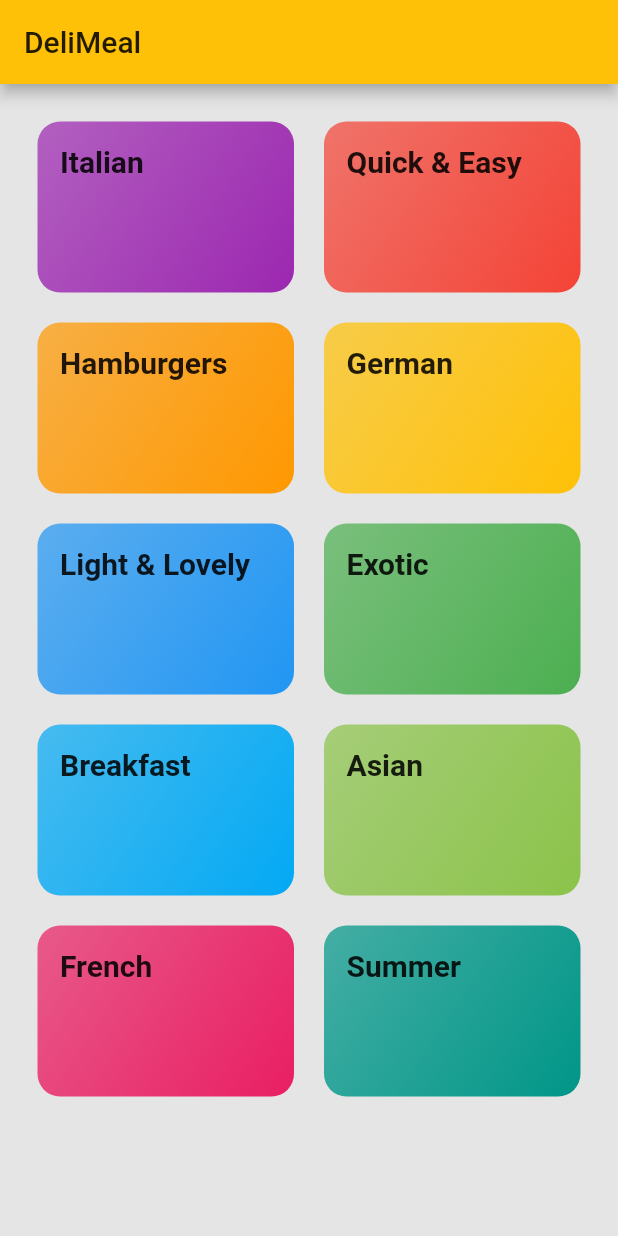
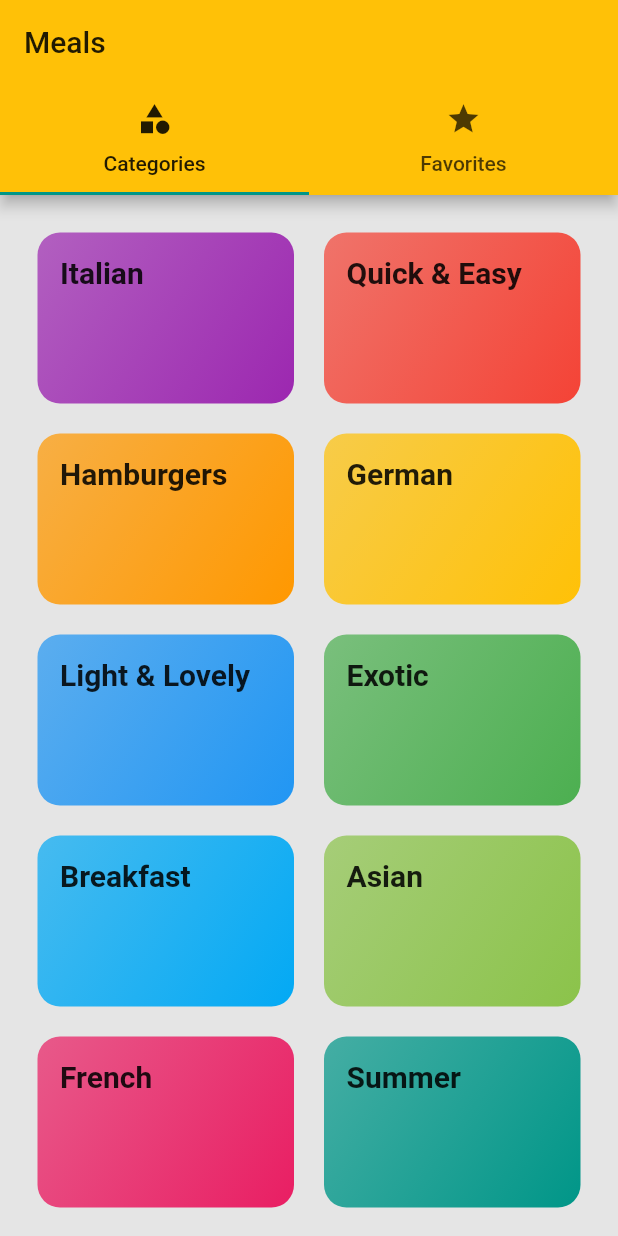
Before and after one commit to JaavierR/meals-app, a Flutter app: the screen it shows after launch, on a phone screen of 412 x 824 dp. Run offline on Flutter 3.47's test engine with Material 2 defaults, Android fonts, the phone set to English and light mode, and no system bars; Roboto replaces fonts that are missing (Raleway, RobotoCondensed).

Commit message:
[171 Added TabBar to the AppBar]

```diff
--- a/lib/main.dart
+++ b/lib/main.dart
@@ -1,5 +1,6 @@
 import 'package:flutter/material.dart';
 
+import './screens/tabs_screen.dart';
 import './screens/categories_screen.dart';
 import './screens/category_meals_screen.dart';
 import './screens/meal_detail_screen.dart';
@@ -35,7 +36,7 @@ class MyApp extends StatelessWidget {
       // route (default is /)
       initialRoute: '/',
       routes: {
-        '/': (ctx) => CategoriesScreen(),
+        '/': (ctx) => TabsScreen(),
         CategoryMealsScreen.routeName: (ctx) => CategoryMealsScreen(),
         MealDetailScreen.routeName: (ctx) => MealDetailScreen(),
       },
--- a/lib/screens/categories_screen.dart
+++ b/lib/screens/categories_screen.dart
@@ -6,11 +6,7 @@ import '../widgets/category_item.dart';
 class CategoriesScreen extends StatelessWidget {
   @override
   Widget build(BuildContext context) {
-    return Scaffold(
-      appBar: AppBar(
-        title: const Text('DeliMeal'),
-      ),
-      body: GridView(
+    return GridView(
       padding: const EdgeInsets.all(25),
       children: DUMMY_CATEGORIES
           .map((catData) => CategoryItem(
@@ -25,7 +21,6 @@ class CategoriesScreen extends StatelessWidget {
         crossAxisSpacing: 20,
         mainAxisSpacing: 20,
       ),
-      ),
     );
   }
 }
--- /dev/null
+++ b/lib/screens/favorites_screen.dart
@@ -0,0 +1,8 @@
+import 'package:flutter/material.dart';
+
+class FavoritesScreen extends StatelessWidget {
+  @override
+  Widget build(BuildContext context) {
+    return Container();
+  }
+}
--- a/lib/screens/meal_detail_screen.dart
+++ b/lib/screens/meal_detail_screen.dart
@@ -83,7 +83,7 @@ class MealDetailScreen extends StatelessWidget {
                 ),
                 itemCount: selectedMeal.steps.length,
               ),
-            )
+            ),
           ],
         ),
       ),
--- /dev/null
+++ b/lib/screens/tabs_screen.dart
@@ -0,0 +1,41 @@
+import 'package:flutter/material.dart';
+
+import './categories_screen.dart';
+import './favorites_screen.dart';
+
+class TabsScreen extends StatefulWidget {
+  @override
+  _TabsScreenState createState() => _TabsScreenState();
+}
+
+class _TabsScreenState extends State<TabsScreen> {
+  @override
+  Widget build(BuildContext context) {
+    return DefaultTabController(
+      length: 2,
+      child: Scaffold(
+        appBar: AppBar(
+          title: Text('Meals'),
+          bottom: TabBar(tabs: <Widget>[
+            Tab(
+              icon: Icon(
+                Icons.category,
+              ),
+              text: 'Categories',
+            ),
+            Tab(
+              icon: Icon(
+                Icons.star,
+              ),
+              text: 'Favorites',
+            ),
+          ]),
+        ),
+        body: TabBarView(children: <Widget>[
+          CategoriesScreen(),
+          FavoritesScreen(),
+        ]),
+      ),
+    );
+  }
+}
```
Lines whose indentation alone changed are shown as unchanged.
